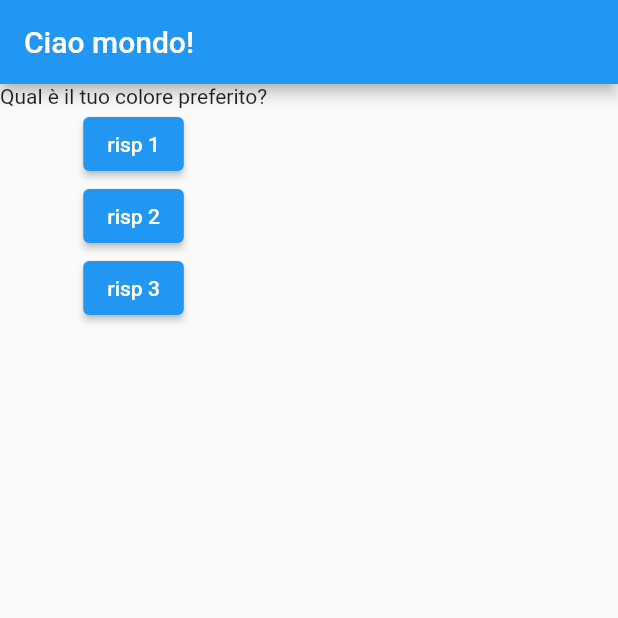
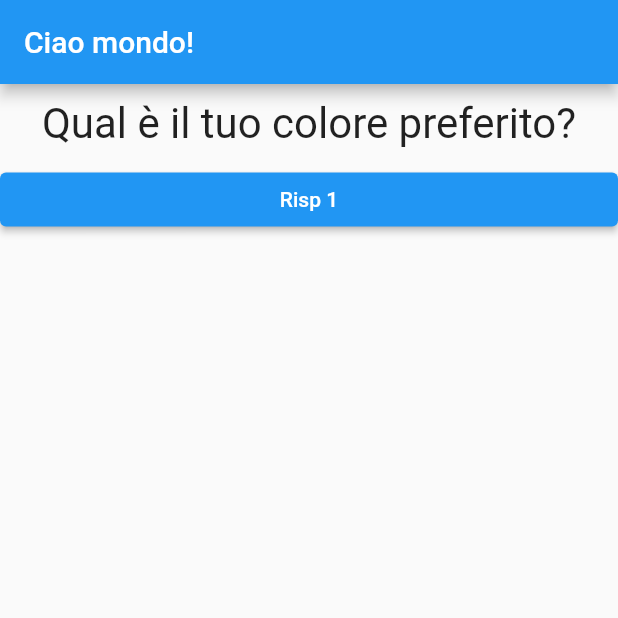
Before and after one commit to DavideIsaia/first_app, a Flutter app: the screen it shows after launch, on a phone screen of 412 x 824 dp, the top half of it. Run offline on Flutter 3.47's test engine with Material 2 defaults, Android fonts, the phone set to English and light mode, and no system bars.

```diff
--- a/lib/domanda.dart
+++ b/lib/domanda.dart
@@ -3,11 +3,19 @@ import 'package:flutter/src/widgets/container.dart';
 import 'package:flutter/src/widgets/framework.dart';
 
 class Domanda extends StatelessWidget {
-  String domanda = "";
-  Domanda(this.domanda);
+  String testoDomanda = "";
+  Domanda(this.testoDomanda);
 
   @override
   Widget build(BuildContext context) {
-    return Text(domanda);
+    return Container(
+      width: double.infinity,
+      margin: EdgeInsets.all(10),
+      child: Text(
+        testoDomanda,
+        style: TextStyle(fontSize: 28),
+        textAlign: TextAlign.center,
+      ),
+    );
   }
 }
--- a/lib/main.dart
+++ b/lib/main.dart
@@ -1,5 +1,6 @@
 import 'package:flutter/material.dart';
 import './domanda.dart';
+import './risposta.dart';
 
 void main() => runApp(MyApp());
 
@@ -11,11 +12,11 @@ class MyApp extends StatefulWidget {
 }
 
 class _MyAppState extends State<MyApp> {
-  var domIndex = 0;
+  var _domIndex = 0;
 
   void risp() {
     setState(() {
-      domIndex = domIndex + 1;
+      _domIndex = _domIndex + 1;
     });
   }
 
@@ -32,19 +33,8 @@ class _MyAppState extends State<MyApp> {
         ),
         body: Column(
           children: [
-            Domanda(domande[domIndex]),
-            ElevatedButton(
-              onPressed: risp,
-              child: const Text("risp 1"),
-            ),
-            ElevatedButton(
-              onPressed: risp,
-              child: const Text("risp 2"),
-            ),
-            ElevatedButton(
-              onPressed: risp,
-              child: const Text("risp 3"),
-            ),
+            Domanda(domande[_domIndex]),
+            Risposta(risp),
           ],
         ),
       ),
--- /dev/null
+++ b/lib/risposta.dart
@@ -0,0 +1,19 @@
+import 'package:flutter/material.dart';
+import 'package:flutter/src/widgets/container.dart';
+import 'package:flutter/src/widgets/framework.dart';
+
+class Risposta extends StatelessWidget {
+  final VoidCallback selectHandler;
+  Risposta(this.selectHandler);
+
+  @override
+  Widget build(BuildContext context) {
+    return Container(
+      width: double.infinity,
+      child: ElevatedButton(
+        child: Text("Risp 1"),
+        onPressed: selectHandler,
+      ),
+    );
+  }
+}
```
